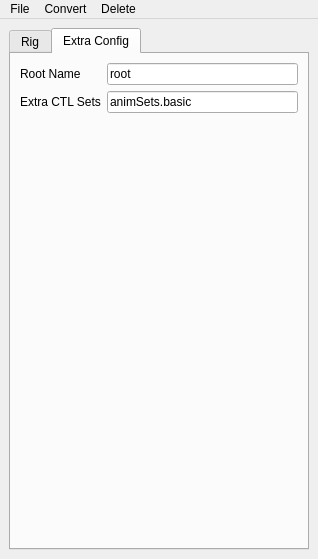
mgear-dev/mgear_dist, file scripts/mgear/maya/simpleRig/simpleRigUI.ui: the form before one commit.
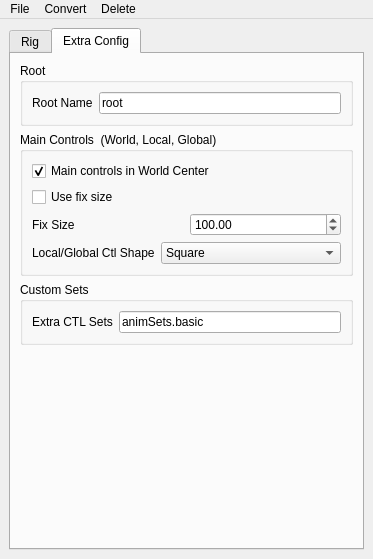
The form after the commit. The open tabs and pages were chosen to show the change.

Commit message: Simple Rig: 2.0 #163 WIP more settings

The edit to the form file:
```diff
--- a/scripts/mgear/maya/simpleRig/simpleRigUI.ui
+++ b/scripts/mgear/maya/simpleRig/simpleRigUI.ui
@@ -15,7 +15,7 @@
   </property>
   <widget class="QWidget" name="centralwidget">
    <layout class="QGridLayout" name="gridLayout_7">
-    <item row="0" column="1">
+    <item row="0" column="0">
      <widget class="QTabWidget" name="tabWidget">
       <property name="currentIndex">
        <number>0</number>
@@ -135,7 +135,12 @@
                </item>
                <item>
                 <property name="text">
-                 <string>Base of Geometry (Y axis =0 )</string>
+                 <string>Base of Geometry (Lowest Y axis point )</string>
+                </property>
+               </item>
+               <item>
+                <property name="text">
+                 <string>World Center</string>
                 </property>
                </item>
               </widget>
@@ -328,8 +333,12 @@
        <attribute name="title">
         <string>Extra Config</string>
        </attribute>
-       <layout class="QGridLayout" name="gridLayout_8">
+       <layout class="QGridLayout" name="gridLayout_9">
         <item row="0" column="0">
+         <widget class="QGroupBox" name="groupBox_6">
+          <property name="title">
+           <string>Root</string>
+          </property>
          <layout class="QFormLayout" name="formLayout_3">
           <item row="0" column="0">
            <widget class="QLabel" name="rootName_label">
@@ -345,14 +354,107 @@
             </property>
            </widget>
           </item>
+          </layout>
+         </widget>
+        </item>
           <item row="1" column="0">
+         <widget class="QGroupBox" name="groupBox_8">
+          <property name="title">
+           <string>Main Controls  (World, Local, Global)</string>
+          </property>
+          <layout class="QGridLayout" name="gridLayout_8">
+           <item row="0" column="0">
+            <widget class="QCheckBox" name="worldCenter_checkBox">
+             <property name="text">
+              <string>Main controls in World Center</string>
+             </property>
+             <property name="checked">
+              <bool>true</bool>
+             </property>
+             <property name="tristate">
+              <bool>false</bool>
+             </property>
+            </widget>
+           </item>
+           <item row="1" column="0">
+            <widget class="QCheckBox" name="fixSize_checkBox">
+             <property name="text">
+              <string>Use fix size</string>
+             </property>
+            </widget>
+           </item>
+           <item row="2" column="0">
+            <layout class="QHBoxLayout" name="horizontalLayout_3">
+             <item>
+              <widget class="QLabel" name="label_4">
+               <property name="text">
+                <string>Fix Size</string>
+               </property>
+              </widget>
+             </item>
+             <item>
+              <widget class="QDoubleSpinBox" name="fixSize_doubleSpinBox">
+               <property name="maximum">
+                <double>9999.989999999999782</double>
+               </property>
+               <property name="singleStep">
+                <double>10.000000000000000</double>
+               </property>
+               <property name="value">
+                <double>100.000000000000000</double>
+               </property>
+              </widget>
+             </item>
+            </layout>
+           </item>
+           <item row="3" column="0">
+            <layout class="QHBoxLayout" name="horizontalLayout_2">
+             <item>
+              <widget class="QLabel" name="label_5">
+               <property name="text">
+                <string>Local/Global Ctl Shape</string>
+               </property>
+              </widget>
+             </item>
+             <item>
+              <widget class="QComboBox" name="mainCtlShape_comboBox">
+               <property name="sizePolicy">
+                <sizepolicy hsizetype="Expanding" vsizetype="Fixed">
+                 <horstretch>0</horstretch>
+                 <verstretch>0</verstretch>
+                </sizepolicy>
+               </property>
+               <item>
+                <property name="text">
+                 <string>Square</string>
+                </property>
+               </item>
+               <item>
+                <property name="text">
+                 <string>Circle</string>
+                </property>
+               </item>
+              </widget>
+             </item>
+            </layout>
+           </item>
+          </layout>
+         </widget>
+        </item>
+        <item row="2" column="0">
+         <widget class="QGroupBox" name="groupBox_7">
+          <property name="title">
+           <string>Custom Sets</string>
+          </property>
+          <layout class="QFormLayout" name="formLayout_4">
+           <item row="0" column="0">
            <widget class="QLabel" name="extraSets_label">
             <property name="text">
              <string>Extra CTL Sets</string>
             </property>
            </widget>
           </item>
-          <item row="1" column="1">
+           <item row="0" column="1">
            <widget class="QLineEdit" name="extraSets_lineEdit">
             <property name="text">
              <string>animSets.basic</string>
@@ -360,8 +462,9 @@
            </widget>
           </item>
          </layout>
+         </widget>
         </item>
-        <item row="1" column="0">
+        <item row="3" column="0">
          <spacer name="verticalSpacer_2">
           <property name="orientation">
            <enum>Qt::Vertical</enum>
```
Lines whose indentation alone changed are shown as unchanged. The commit also changes 1 other file.
